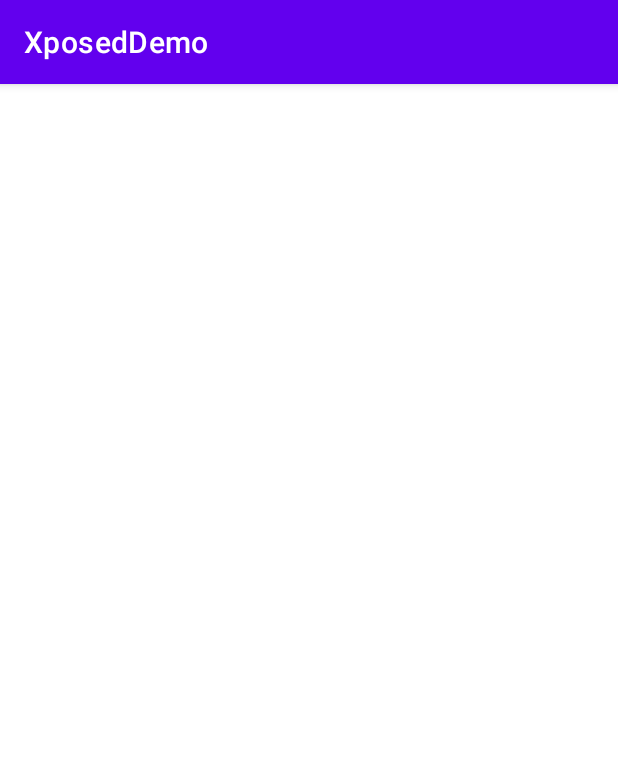
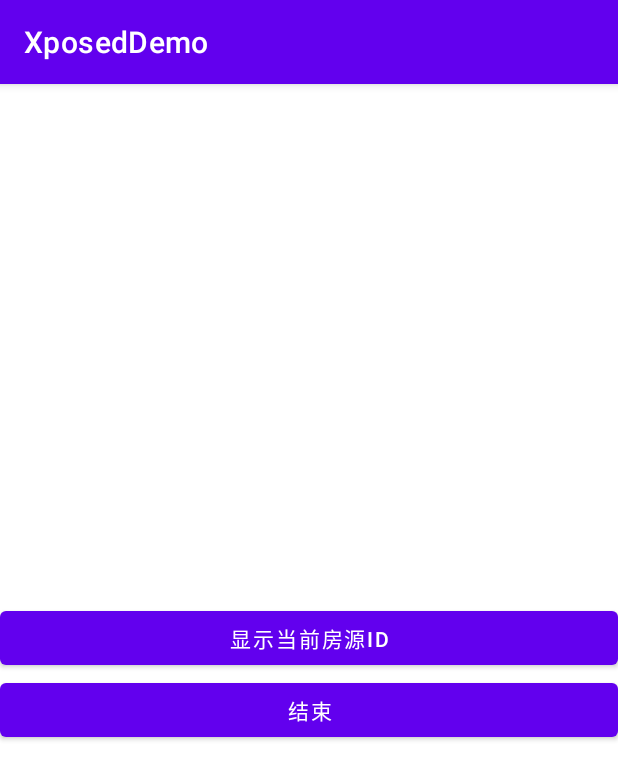
Before and after one commit to shuwenyouxi/XposeDemo, an Android app: the screen it shows after launch (MainActivity), on a phone screen of 412 x 824 dp. Shown: the top 780 px of the screen. Run offline under Robolectric (Android 15) with nearby library versions, the phone set to English and light mode, and no system bars; libraries missing offline, so code that uses them is left out: de.robv.android.

Commit message:
Feat: Xpose打印curl

```diff
--- a/app/src/main/java/com/dsw/xposeddemo/FunExt.kt
+++ b/app/src/main/java/com/dsw/xposeddemo/FunExt.kt
@@ -69,7 +69,7 @@ fun printFiled(field: Field, cls: Class<*>) {
     }
 }
 
-fun Any?.safeToString(): String = this?.toString() ?: "null"
+fun Any?.safeToString(): String = this?.toString() ?: ""
 
 operator fun Any.get(name: String): Any? = when (this) {
     is Class<*> -> try {
--- a/app/src/main/java/com/dsw/xposeddemo/MainActivity.kt
+++ b/app/src/main/java/com/dsw/xposeddemo/MainActivity.kt
@@ -1,7 +1,9 @@
 package com.dsw.xposeddemo
 
 import android.os.Bundle
+import android.view.View
 import androidx.appcompat.app.AppCompatActivity
+import de.robv.android.xposed.XSharedPreferences
 
 /**
  * Created by Shuwen Dai on 2021/2/24
@@ -11,5 +13,13 @@ class MainActivity : AppCompatActivity() {
     override fun onCreate(savedInstanceState: Bundle?) {
         super.onCreate(savedInstanceState)
         setContentView(R.layout.activity_main)
+        findViewById<View>(R.id.btnStartRecord).setOnClickListener {
+            getSharedPreferences("daishuwen", MODE_WORLD_READABLE).edit().putBoolean("record", true).apply()
+//            XSharedPreferences("daishuwen").edit().putBoolean("record", true).apply()
+        }
+        findViewById<View>(R.id.btnStopRecord).setOnClickListener {
+            getSharedPreferences("daishuwen", MODE_WORLD_READABLE).edit().putBoolean("record", false).apply()
+//            XSharedPreferences("daishuwen").edit().putBoolean("record", false).apply()
+        }
     }
 }
--- a/app/src/main/java/com/dsw/xposeddemo/MainHookEntrance.kt
+++ b/app/src/main/java/com/dsw/xposeddemo/MainHookEntrance.kt
@@ -13,7 +13,8 @@ class MainHookEntrance : IXposedHookLoadPackage {
 //        add(ChangeGisHook())
 //        add(PrintOkHttpHook())
 //        add(ModifyOkHttpRequestHook())
-        add(PrintOkHttpByDynamicLoadDexHook())
+        add(PrintCurlHook())
+//        add(PrintOkHttpByDynamicLoadDexHook())
     }
 
     @Throws(Throwable::class)
--- a/app/src/main/java/com/dsw/xposeddemo/hook/BaseHook.kt
+++ b/app/src/main/java/com/dsw/xposeddemo/hook/BaseHook.kt
@@ -13,7 +13,7 @@ import de.robv.android.xposed.callbacks.XC_LoadPackage
  */
 abstract class BaseHook : IXposedHookLoadPackage {
 
-    abstract var dstPkgName: String
+    abstract var dstPkgNameList: Array<String>
 
     var appContext: Context? = null
 
@@ -21,7 +21,9 @@ abstract class BaseHook : IXposedHookLoadPackage {
 
     @Throws(Throwable::class)
     override fun handleLoadPackage(lpparam: XC_LoadPackage.LoadPackageParam) {
-        if (lpparam.packageName != dstPkgName) return  //Hook的app包名过滤
+        if (!dstPkgNameList.contains(lpparam.packageName)) {
+            return  //Hook的app包名过滤
+        }
         logD("enter")
         considerFindRealClassLoader(lpparam.classLoader) { realClassLoader ->
             clsLoader = realClassLoader
--- a/app/src/main/java/com/dsw/xposeddemo/hook/ChangeGisHook.kt
+++ b/app/src/main/java/com/dsw/xposeddemo/hook/ChangeGisHook.kt
@@ -11,7 +11,7 @@ import kotlin.math.abs
  */
 class ChangeGisHook : BaseHook() {
 
-    override var dstPkgName = "com.anjuke.android.newbroker"
+    override var dstPkgNameList = arrayOf("com.anjuke.android.newbroker")
 
     private val dstLongitude = 114.032524   //期望经度
     private val dstLatitude = 22.650382     //期望维度
--- a/app/src/main/java/com/dsw/xposeddemo/hook/ChangeHybridUrlHook.kt
+++ b/app/src/main/java/com/dsw/xposeddemo/hook/ChangeHybridUrlHook.kt
@@ -10,7 +10,7 @@ import com.dsw.xposeddemo.hookFun
  */
 class ChangeHybridUrlHook : BaseHook() {
 
-    override var dstPkgName = "com.anjuke.android.app"
+    override var dstPkgNameList = arrayOf("com.anjuke.android.app")
 
     override fun enter() {
         hookFun("com.anjuke.android.app.mainmodule.hybrid.HybridActivity", clsLoader, "onCreate", Bundle::class.java, object : MethodHookCallback() {
--- a/app/src/main/java/com/dsw/xposeddemo/hook/ModifyOkHttpRequestHook.kt
+++ b/app/src/main/java/com/dsw/xposeddemo/hook/ModifyOkHttpRequestHook.kt
@@ -16,7 +16,7 @@ import kotlin.collections.HashSet
  */
 class ModifyOkHttpRequestHook : BaseHook() {
 
-    override var dstPkgName = "com.anjuke.android.newbroker"
+    override var dstPkgNameList = arrayOf("com.anjuke.android.newbroker")
 
     private val UTF8 = Charset.forName("UTF-8")
 
--- a/app/src/main/res/layout/activity_main.xml
+++ b/app/src/main/res/layout/activity_main.xml
@@ -1,9 +1,28 @@
 <?xml version="1.0" encoding="utf-8"?>
-<androidx.constraintlayout.widget.ConstraintLayout xmlns:android="http://schemas.android.com/apk/res/android"
+<LinearLayout xmlns:android="http://schemas.android.com/apk/res/android"
     xmlns:app="http://schemas.android.com/apk/res-auto"
     xmlns:tools="http://schemas.android.com/tools"
     android:layout_width="match_parent"
     android:layout_height="match_parent"
+    android:gravity="center"
+    android:orientation="vertical"
     tools:context=".MainActivity">
 
-</androidx.constraintlayout.widget.ConstraintLayout>
+    <TextView
+        android:id="@+id/tvId"
+        android:layout_width="match_parent"
+        android:layout_height="wrap_content"/>
+
+    <Button
+        android:id="@+id/btnStartRecord"
+        android:layout_width="match_parent"
+        android:layout_height="wrap_content"
+        android:text="显示当前房源Id" />
+
+    <Button
+        android:id="@+id/btnStopRecord"
+        android:layout_width="match_parent"
+        android:layout_height="wrap_content"
+        android:text="结束" />
+
+</LinearLayout>
```
Also changed, not shown: app/src/main/java/com/dsw/xposeddemo/hook/PrintCurlHook.kt (added, +68 -0 lines), app/src/main/java/com/dsw/xposeddemo/hook/PrintOkHttpByDynamicLoadDexHook.kt (+86 -10 lines), app/src/main/java/com/dsw/xposeddemo/hook/PrintOkHttpHook.kt (+12 -2 lines).
